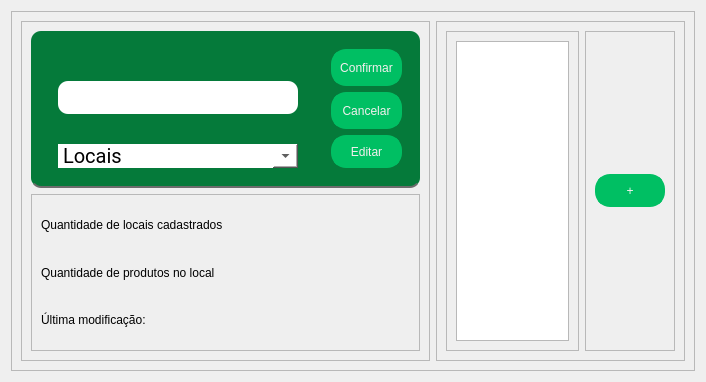
Before: the Qt Designer form PATP/bckp/asset_ctrl/templates/interfaces/local_config.ui in eduardogm22/controle_patrimonio, drawn with Qt 5.
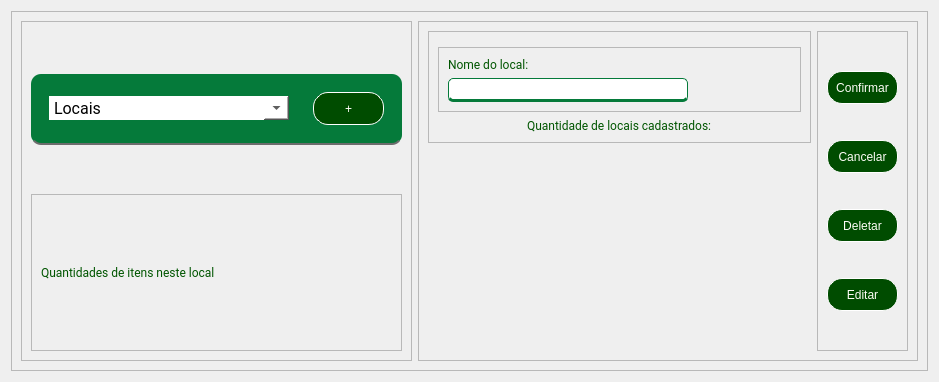
After: the same form once the commit is applied.

```diff
--- a/PATP/bckp/asset_ctrl/templates/interfaces/local_config.ui
+++ b/PATP/bckp/asset_ctrl/templates/interfaces/local_config.ui
@@ -6,7 +6,7 @@
    <rect>
     <x>0</x>
     <y>0</y>
-    <width>706</width>
+    <width>939</width>
     <height>378</height>
    </rect>
   </property>
@@ -50,7 +50,7 @@
          <enum>QFrame::Raised</enum>
         </property>
         <layout class="QVBoxLayout" name="verticalLayout_4">
-         <item>
+         <item alignment="Qt::AlignVCenter">
           <widget class="QFrame" name="frame_6">
            <property name="maximumSize">
             <size>
@@ -70,10 +70,11 @@
             <enum>QFrame::Raised</enum>
            </property>
            <layout class="QHBoxLayout" name="horizontalLayout_2">
-            <item>
+            <item alignment="Qt::AlignHCenter|Qt::AlignVCenter">
              <widget class="QFrame" name="frame_10">
               <property name="styleSheet">
-               <string notr="true">border:0;</string>
+               <string notr="true">border:0;
+background-color:transparent;</string>
               </property>
               <property name="frameShape">
                <enum>QFrame::StyledPanel</enum>
@@ -82,40 +83,6 @@
                <enum>QFrame::Raised</enum>
               </property>
               <layout class="QVBoxLayout" name="verticalLayout_7">
-               <item alignment="Qt::AlignHCenter">
-                <widget class="QFrame" name="frame_11">
-                 <property name="styleSheet">
-                  <string notr="true">border:0;</string>
-                 </property>
-                 <property name="frameShape">
-                  <enum>QFrame::StyledPanel</enum>
-                 </property>
-                 <property name="frameShadow">
-                  <enum>QFrame::Raised</enum>
-                 </property>
-                 <layout class="QVBoxLayout" name="verticalLayout_8">
-                  <item>
-                   <widget class="QLineEdit" name="lineEdit">
-                    <property name="minimumSize">
-                     <size>
-                      <width>240</width>
-                      <height>33</height>
-                     </size>
-                    </property>
-                    <property name="maximumSize">
-                     <size>
-                      <width>240</width>
-                      <height>24</height>
-                     </size>
-                    </property>
-                    <property name="styleSheet">
-                     <string notr="true">background-color:white;</string>
-                    </property>
-                   </widget>
-                  </item>
-                 </layout>
-                </widget>
-               </item>
                <item alignment="Qt::AlignHCenter">
                 <widget class="QComboBox" name="box_local">
                  <property name="minimumSize">
@@ -133,7 +100,7 @@
                  <property name="font">
                   <font>
                    <family>Roboto</family>
-                   <pointsize>15</pointsize>
+                   <pointsize>12</pointsize>
                   </font>
                  </property>
                  <property name="contextMenuPolicy">
@@ -171,7 +138,7 @@
               </layout>
              </widget>
             </item>
-            <item>
+            <item alignment="Qt::AlignVCenter">
              <widget class="QFrame" name="frame_12">
               <property name="styleSheet">
                <string notr="true">border:0;</string>
@@ -194,90 +161,15 @@
                  <property name="maximumSize">
                   <size>
                    <width>70</width>
-                   <height>40</height>
-                  </size>
-                 </property>
-                 <property name="styleSheet">
-                  <string notr="true">
-
-QPushButton { color: rgb(243, 239, 238);
-	border-radius:15px;		
-	border: 4px solid #00BF63;
-	background-color:#00BF63;
- }
-
-QPushButton:hover{background-color:rgb(255, 240, 238);color:#00BF63}
-
-QPushButton:pressed{
- padding-left: 5px;
- padding-top:5px;
-	background-color: rgb(227, 227, 227);
- 
-}</string>
-                 </property>
-                 <property name="text">
-                  <string>Confirmar</string>
-                 </property>
-                </widget>
-               </item>
-               <item>
-                <widget class="QPushButton" name="pushButton_6">
-                 <property name="minimumSize">
-                  <size>
-                   <width>71</width>
                    <height>33</height>
                   </size>
                  </property>
-                 <property name="maximumSize">
-                  <size>
-                   <width>70</width>
-                   <height>40</height>
-                  </size>
-                 </property>
                  <property name="styleSheet">
-                  <string notr="true">
-
-QPushButton { color: rgb(243, 239, 238);
+                  <string notr="true">QPushButton { color:rgb(254, 253, 247);
 	border-radius:15px;		
-	border: 4px solid #00BF63;
-	background-color:#00BF63;
- }
+	border: 1px solid rgb(255, 255, 255);
+	background-color: rgb(0, 76, 0)
 
-QPushButton:hover{background-color:rgb(255, 240, 238);color:#00BF63}
-
-QPushButton:pressed{
- padding-left: 5px;
- padding-top:5px;
-	background-color: rgb(227, 227, 227);
- 
-}</string>
-                 </property>
-                 <property name="text">
-                  <string>Cancelar</string>
-                 </property>
-                </widget>
-               </item>
-               <item>
-                <widget class="QPushButton" name="pushButton_7">
-                 <property name="minimumSize">
-                  <size>
-                   <width>71</width>
-                   <height>33</height>
-                  </size>
-                 </property>
-                 <property name="maximumSize">
-                  <size>
-                   <width>70</width>
-                   <height>33</height>
-                  </size>
-                 </property>
-                 <property name="styleSheet">
-                  <string notr="true">
-
-QPushButton { color: rgb(243, 239, 238);
-	border-radius:15px;		
-	border: 4px solid #00BF63;
-	background-color:#00BF63;
  }
 
 QPushButton:hover{background-color:rgb(255, 240, 238);color:#00BF63}
@@ -290,7 +182,7 @@
 }</string>
                  </property>
                  <property name="text">
-                  <string>Editar</string>
+                  <string>+</string>
                  </property>
                 </widget>
                </item>
@@ -302,6 +194,9 @@
          </item>
          <item>
           <widget class="QFrame" name="frame_5">
+           <property name="styleSheet">
+            <string notr="true">color: rgb(0, 85, 0);</string>
+           </property>
            <property name="frameShape">
             <enum>QFrame::StyledPanel</enum>
            </property>
@@ -310,23 +205,15 @@
            </property>
            <layout class="QVBoxLayout" name="verticalLayout_3">
             <item>
-             <widget class="QLabel" name="label">
-              <property name="text">
-               <string>Quantidade de locais cadastrados</string>
+             <widget class="QLabel" name="label_4">
+              <property name="font">
+               <font>
+                <family>Roboto</family>
+                <pointsize>9</pointsize>
+               </font>
               </property>
-             </widget>
-            </item>
-            <item>
-             <widget class="QLabel" name="label_2">
               <property name="text">
-               <string>Quantidade de produtos no local</string>
-              </property>
-             </widget>
-            </item>
-            <item>
-             <widget class="QLabel" name="label_3">
-              <property name="text">
-               <string>Última modificação:</string>
+               <string>Quantidades de itens neste local</string>
               </property>
              </widget>
             </item>
@@ -345,17 +232,116 @@
          <enum>QFrame::Raised</enum>
         </property>
         <layout class="QHBoxLayout" name="horizontalLayout_4">
-         <item>
-          <widget class="QFrame" name="frame_4">
+         <item alignment="Qt::AlignTop">
+          <widget class="QFrame" name="frame">
            <property name="frameShape">
             <enum>QFrame::StyledPanel</enum>
            </property>
            <property name="frameShadow">
             <enum>QFrame::Raised</enum>
            </property>
-           <layout class="QVBoxLayout" name="verticalLayout_2">
+           <layout class="QVBoxLayout" name="verticalLayout_5">
             <item>
-             <widget class="QListView" name="listView"/>
+             <widget class="QFrame" name="frame_3">
+              <property name="frameShape">
+               <enum>QFrame::StyledPanel</enum>
+              </property>
+              <property name="frameShadow">
+               <enum>QFrame::Raised</enum>
+              </property>
+             </widget>
+            </item>
+            <item>
+             <widget class="QFrame" name="frame_4">
+              <property name="font">
+               <font>
+                <family>Roboto</family>
+                <pointsize>9</pointsize>
+               </font>
+              </property>
+              <property name="styleSheet">
+               <string notr="true">color: rgb(0, 85, 0);
+</string>
+              </property>
+              <property name="frameShape">
+               <enum>QFrame::StyledPanel</enum>
+              </property>
+              <property name="frameShadow">
+               <enum>QFrame::Raised</enum>
+              </property>
+              <layout class="QVBoxLayout" name="verticalLayout_2">
+               <item>
+                <widget class="QLabel" name="label_5">
+                 <property name="font">
+                  <font>
+                   <family>Roboto</family>
+                   <pointsize>9</pointsize>
+                  </font>
+                 </property>
+                 <property name="text">
+                  <string>Nome do local:</string>
+                 </property>
+                </widget>
+               </item>
+               <item>
+                <widget class="QLineEdit" name="local_line">
+                 <property name="minimumSize">
+                  <size>
+                   <width>240</width>
+                   <height>24</height>
+                  </size>
+                 </property>
+                 <property name="maximumSize">
+                  <size>
+                   <width>240</width>
+                   <height>24</height>
+                  </size>
+                 </property>
+                 <property name="font">
+                  <font>
+                   <family>Roboto</family>
+                   <pointsize>9</pointsize>
+                   <weight>50</weight>
+                   <bold>false</bold>
+                  </font>
+                 </property>
+                 <property name="styleSheet">
+                  <string notr="true">
+QLineEdit{
+background-color:white;	
+border-radius: 5px;
+border: 1px solid #057A3A;
+border-bottom: 3px solid #057A3A;
+
+    border-top-right-radius: 5px;  
+    border-bottom-right-radius: 5px;
+}
+
+</string>
+                 </property>
+                 <property name="alignment">
+                  <set>Qt::AlignCenter</set>
+                 </property>
+                </widget>
+               </item>
+              </layout>
+             </widget>
+            </item>
+            <item alignment="Qt::AlignHCenter">
+             <widget class="QLabel" name="lbl_qntd">
+              <property name="font">
+               <font>
+                <family>Roboto</family>
+                <pointsize>9</pointsize>
+               </font>
+              </property>
+              <property name="styleSheet">
+               <string notr="true">color: rgb(0, 85, 0);</string>
+              </property>
+              <property name="text">
+               <string>Quantidade de locais cadastrados:</string>
+              </property>
+             </widget>
             </item>
            </layout>
           </widget>
@@ -376,20 +362,62 @@
            </property>
            <layout class="QVBoxLayout" name="verticalLayout_9">
             <item>
-             <widget class="QPushButton" name="pushButton_8">
+             <widget class="QPushButton" name="confirm_btn">
+              <property name="minimumSize">
+               <size>
+                <width>71</width>
+                <height>33</height>
+               </size>
+              </property>
               <property name="maximumSize">
                <size>
-                <width>70</width>
+                <width>71</width>
                 <height>33</height>
                </size>
               </property>
               <property name="styleSheet">
-               <string notr="true">
+               <string notr="true">QPushButton { color:rgb(254, 253, 247);
+	border-radius:15px;		
+	border: 1px solid rgb(255, 255, 255);
+	background-color: rgb(0, 76, 0)
 
-QPushButton { color: rgb(243, 239, 238);
+ }
+
+QPushButton:hover{background-color:#057A3A;color:white}
+
+QPushButton:pressed{
+ padding-left: 5px;
+ padding-top:5px;
+ 
+	background-color: rgb(0, 85, 0);
+ 
+}</string>
+              </property>
+              <property name="text">
+               <string>Confirmar</string>
+              </property>
+             </widget>
+            </item>
+            <item>
+             <widget class="QPushButton" name="cancel_btn">
+              <property name="minimumSize">
+               <size>
+                <width>71</width>
+                <height>33</height>
+               </size>
+              </property>
+              <property name="maximumSize">
+               <size>
+                <width>71</width>
+                <height>33</height>
+               </size>
+              </property>
+              <property name="styleSheet">
+               <string notr="true">QPushButton { color:rgb(254, 253, 247);
 	border-radius:15px;		
-	border: 4px solid #00BF63;
-	background-color:#00BF63;
+	border: 1px solid rgb(255, 255, 255);
+	background-color: rgb(0, 76, 0)
+
  }
 
 QPushButton:hover{background-color:rgb(255, 240, 238);color:#00BF63}
@@ -402,7 +430,81 @@
 }</string>
               </property>
               <property name="text">
-               <string>+</string>
+               <string>Cancelar</string>
+              </property>
+             </widget>
+            </item>
+            <item>
+             <widget class="QPushButton" name="del_btn">
+              <property name="minimumSize">
+               <size>
+                <width>71</width>
+                <height>33</height>
+               </size>
+              </property>
+              <property name="maximumSize">
+               <size>
+                <width>71</width>
+                <height>33</height>
+               </size>
+              </property>
+              <property name="styleSheet">
+               <string notr="true">QPushButton { color:rgb(254, 253, 247);
+	border-radius:15px;		
+	border: 1px solid rgb(255, 255, 255);
+	background-color: rgb(0, 76, 0)
+
+ }
+
+QPushButton:hover{background-color:#057A3A;color:white}
+
+QPushButton:pressed{
+ padding-left: 5px;
+ padding-top:5px;
+ 
+	background-color: rgb(0, 85, 0);
+ 
+}</string>
+              </property>
+              <property name="text">
+               <string>Deletar</string>
+              </property>
+             </widget>
+            </item>
+            <item>
+             <widget class="QPushButton" name="edit_btn">
+              <property name="minimumSize">
+               <size>
+                <width>71</width>
+                <height>33</height>
+               </size>
+              </property>
+              <property name="maximumSize">
+               <size>
+                <width>71</width>
+                <height>33</height>
+               </size>
+              </property>
+              <property name="styleSheet">
+               <string notr="true">QPushButton { color:rgb(254, 253, 247);
+	border-radius:15px;		
+	border: 1px solid rgb(255, 255, 255);
+	background-color: rgb(0, 76, 0)
+
+ }
+
+QPushButton:hover{background-color:#057A3A;color:white}
+
+QPushButton:pressed{
+ padding-left: 5px;
+ padding-top:5px;
+ 
+	background-color: rgb(0, 85, 0);
+ 
+}</string>
+              </property>
+              <property name="text">
+               <string>Editar</string>
               </property>
              </widget>
             </item>
```
Left out of the diff: 12 changed lines with no effect on the pictures.
